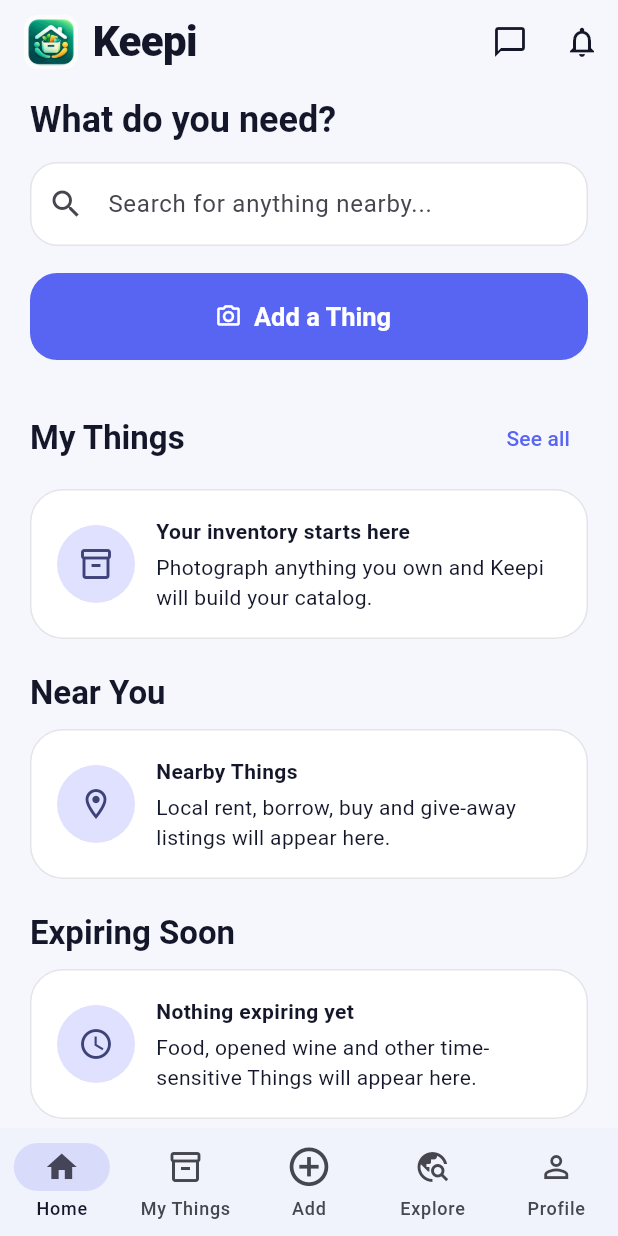
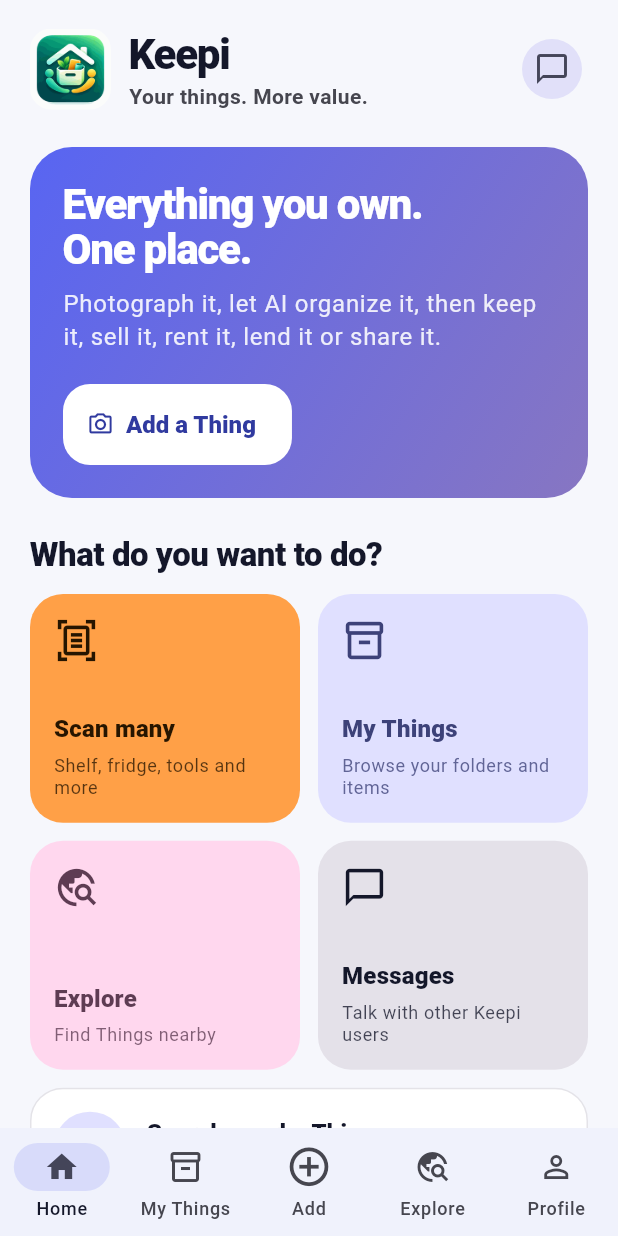
Before and after one commit to mikron30/Keepi, a Flutter app: the screen it shows once a user with an empty profile is signed in, on a phone screen of 412 x 824 dp. Run offline on Flutter 3.47's test engine with Material 3 defaults, Android fonts, the phone set to English and light mode, and no system bars; our stand-ins replace cloud_firestore, firebase_ai, firebase_auth, firebase_core, firebase_storage, flutter_riverpod and 5 more; missing offline and left inert: firebase_app_check; accounts and stored records are empty.

Commit message:
Redesign Home as an actionable Keepi landing page

```diff
--- a/lib/features/home/presentation/home_screen.dart
+++ b/lib/features/home/presentation/home_screen.dart
@@ -6,104 +6,165 @@ class HomeScreen extends StatelessWidget {
 
   @override
   Widget build(BuildContext context) {
+    final scheme = Theme.of(context).colorScheme;
+
     return Scaffold(
-      appBar: AppBar(
-        title: Row(
-          mainAxisSize: MainAxisSize.min,
+      body: SafeArea(
+        child: ListView(
+          padding: const EdgeInsets.fromLTRB(20, 18, 20, 30),
+          children: [
+            Row(
               children: [
                 ClipRRect(
-              borderRadius: BorderRadius.circular(9),
+                  borderRadius: BorderRadius.circular(14),
                   child: Image.asset(
                     'assets/images/keepi_icon.png',
-                width: 36,
-                height: 36,
+                    width: 54,
+                    height: 54,
                     fit: BoxFit.cover,
                   ),
                 ),
-            const SizedBox(width: 10),
-            const Text(
+                const SizedBox(width: 12),
+                Expanded(
+                  child: Column(
+                    crossAxisAlignment: CrossAxisAlignment.start,
+                    children: [
+                      Text(
                         'Keepi',
-              style: TextStyle(fontWeight: FontWeight.w800, fontSize: 28),
+                        style: Theme.of(context).textTheme.headlineMedium?.copyWith(
+                              fontWeight: FontWeight.w900,
+                              letterSpacing: -0.8,
+                            ),
+                      ),
+                      Text(
+                        'Your things. More value.',
+                        style: Theme.of(context).textTheme.bodyMedium?.copyWith(
+                              color: scheme.onSurfaceVariant,
+                              fontWeight: FontWeight.w600,
+                            ),
                       ),
                     ],
                   ),
-        actions: [
-          IconButton(
+                ),
+                IconButton.filledTonal(
                   tooltip: 'Messages',
                   onPressed: () => context.push('/messages'),
                   icon: const Icon(Icons.chat_bubble_outline),
                 ),
-          IconButton(
-            tooltip: 'Notifications',
-            onPressed: () {},
-            icon: const Icon(Icons.notifications_none),
+              ],
+            ),
+            const SizedBox(height: 24),
+            Container(
+              padding: const EdgeInsets.fromLTRB(22, 24, 22, 22),
+              decoration: BoxDecoration(
+                borderRadius: BorderRadius.circular(28),
+                gradient: LinearGradient(
+                  colors: [
+                    scheme.primary,
+                    Color.lerp(scheme.primary, scheme.secondary, 0.28)!,
+                  ],
+                  begin: Alignment.topLeft,
+                  end: Alignment.bottomRight,
+                ),
+              ),
+              child: Column(
+                crossAxisAlignment: CrossAxisAlignment.start,
+                children: [
+                  Text(
+                    'Everything you own.\nOne place.',
+                    style: Theme.of(context).textTheme.headlineMedium?.copyWith(
+                          color: scheme.onPrimary,
+                          fontWeight: FontWeight.w900,
+                          height: 1.06,
+                          letterSpacing: -0.8,
+                        ),
+                  ),
+                  const SizedBox(height: 10),
+                  Text(
+                    'Photograph it, let AI organize it, then keep it, sell it, '
+                    'rent it, lend it or share it.',
+                    style: Theme.of(context).textTheme.bodyLarge?.copyWith(
+                          color: scheme.onPrimary.withValues(alpha: 0.88),
+                          height: 1.35,
+                        ),
+                  ),
+                  const SizedBox(height: 20),
+                  FilledButton.icon(
+                    onPressed: () => context.go('/add'),
+                    style: FilledButton.styleFrom(
+                      backgroundColor: Colors.white,
+                      foregroundColor: const Color(0xFF303A9F),
+                    ),
+                    icon: const Icon(Icons.camera_alt_outlined),
+                    label: const Text('Add a Thing'),
                   ),
                 ],
               ),
-      body: SafeArea(
-        child: ListView(
-          padding: const EdgeInsets.fromLTRB(20, 8, 20, 32),
-          children: [
+            ),
+            const SizedBox(height: 24),
             Text(
-              'What do you need?',
-              style: Theme.of(context).textTheme.headlineSmall?.copyWith(
-                    fontWeight: FontWeight.w700,
+              'What do you want to do?',
+              style: Theme.of(context).textTheme.titleLarge?.copyWith(
+                    fontWeight: FontWeight.w900,
+                    letterSpacing: -0.3,
                   ),
             ),
             const SizedBox(height: 12),
-            TextField(
-              readOnly: true,
-              onTap: () => context.go('/explore'),
-              decoration: const InputDecoration(
-                hintText: 'Search for anything nearby...',
-                prefixIcon: Icon(Icons.search),
+            GridView.count(
+              crossAxisCount: 2,
+              shrinkWrap: true,
+              physics: const NeverScrollableScrollPhysics(),
+              mainAxisSpacing: 12,
+              crossAxisSpacing: 12,
+              childAspectRatio: 1.18,
+              children: [
+                _LandingAction(
+                  icon: Icons.document_scanner_outlined,
+                  title: 'Scan many',
+                  subtitle: 'Shelf, fridge, tools and more',
+                  color: scheme.secondary,
+                  foreground: scheme.onSecondary,
+                  onTap: () => context.push('/scan'),
                 ),
-            ),
-            const SizedBox(height: 18),
-            FilledButton.icon(
-              onPressed: () => context.go('/add'),
-              style: FilledButton.styleFrom(
-                minimumSize: const Size.fromHeight(58),
-                shape: RoundedRectangleBorder(
-                  borderRadius: BorderRadius.circular(18),
-                ),
-              ),
-              icon: const Icon(Icons.camera_alt_outlined),
-              label: const Text(
-                'Add a Thing',
-                style: TextStyle(fontSize: 17, fontWeight: FontWeight.w700),
-              ),
-            ),
-            const SizedBox(height: 28),
-            _SectionHeader(
+                _LandingAction(
+                  icon: Icons.inventory_2_outlined,
                   title: 'My Things',
+                  subtitle: 'Browse your folders and items',
+                  color: scheme.primaryContainer,
+                  foreground: scheme.onPrimaryContainer,
                   onTap: () => context.go('/things'),
                 ),
-            const _InfoCard(
-              icon: Icons.inventory_2_outlined,
-              title: 'Your inventory starts here',
-              subtitle: 'Photograph anything you own and Keepi will build your catalog.',
+                _LandingAction(
+                  icon: Icons.travel_explore_outlined,
+                  title: 'Explore',
+                  subtitle: 'Find Things nearby',
+                  color: scheme.tertiaryContainer,
+                  foreground: scheme.onTertiaryContainer,
+                  onTap: () => context.go('/explore'),
                 ),
-            const SizedBox(height: 22),
-            const _SectionHeader(title: 'Near You'),
-            const _InfoCard(
-              icon: Icons.location_on_outlined,
-              title: 'Nearby Things',
-              subtitle: 'Local rent, borrow, buy and give-away listings will appear here.',
+                _LandingAction(
+                  icon: Icons.chat_bubble_outline,
+                  title: 'Messages',
+                  subtitle: 'Talk with other Keepi users',
+                  color: scheme.surfaceContainerHighest,
+                  foreground: scheme.onSurface,
+                  onTap: () => context.push('/messages'),
                 ),
-            const SizedBox(height: 22),
-            const _SectionHeader(title: 'Expiring Soon'),
-            const _InfoCard(
-              icon: Icons.schedule_outlined,
-              title: 'Nothing expiring yet',
-              subtitle: 'Food, opened wine and other time-sensitive Things will appear here.',
+              ],
             ),
-            const SizedBox(height: 22),
-            const _SectionHeader(title: 'People Need Nearby'),
-            const _InfoCard(
-              icon: Icons.handshake_outlined,
-              title: 'Need requests',
-              subtitle: 'Requests from people nearby will be matched with Things you own.',
+            const SizedBox(height: 12),
+            _WideLandingButton(
+              icon: Icons.search,
+              title: 'Search nearby Things',
+              subtitle: 'Buy, rent, borrow, exchange or find free items',
+              onTap: () => context.go('/explore'),
+            ),
+            const SizedBox(height: 12),
+            _WideLandingButton(
+              icon: Icons.person_outline,
+              title: 'Profile & locations',
+              subtitle: 'Phone, home location, current location and settings',
+              onTap: () => context.go('/profile'),
             ),
           ],
         ),
@@ -112,60 +173,92 @@ class HomeScreen extends StatelessWidget {
   }
 }
 
-class _SectionHeader extends StatelessWidget {
-  const _SectionHeader({
+class _LandingAction extends StatelessWidget {
+  const _LandingAction({
+    required this.icon,
     required this.title,
-    this.onTap,
+    required this.subtitle,
+    required this.color,
+    required this.foreground,
+    required this.onTap,
   });
 
+  final IconData icon;
   final String title;
-  final VoidCallback? onTap;
+  final String subtitle;
+  final Color color;
+  final Color foreground;
+  final VoidCallback onTap;
 
   @override
   Widget build(BuildContext context) {
-    return Padding(
-      padding: const EdgeInsets.only(bottom: 10),
-      child: Row(
+    return Material(
+      color: color,
+      borderRadius: BorderRadius.circular(22),
+      clipBehavior: Clip.antiAlias,
+      child: InkWell(
+        onTap: onTap,
+        child: Padding(
+          padding: const EdgeInsets.all(16),
+          child: Column(
+            crossAxisAlignment: CrossAxisAlignment.start,
             children: [
-          Expanded(
-            child: Text(
+              Icon(icon, color: foreground, size: 30),
+              const Spacer(),
+              Text(
                 title,
-              style: Theme.of(context).textTheme.titleLarge?.copyWith(
-                    fontWeight: FontWeight.w700,
+                style: Theme.of(context).textTheme.titleMedium?.copyWith(
+                      color: foreground,
+                      fontWeight: FontWeight.w900,
                     ),
               ),
+              const SizedBox(height: 4),
+              Text(
+                subtitle,
+                maxLines: 2,
+                overflow: TextOverflow.ellipsis,
+                style: Theme.of(context).textTheme.bodySmall?.copyWith(
+                      color: foreground.withValues(alpha: 0.78),
+                      height: 1.25,
                     ),
-          if (onTap != null)
-            TextButton(
-              onPressed: onTap,
-              child: const Text('See all'),
               ),
             ],
+          ),
+        ),
       ),
     );
   }
 }
 
-class _InfoCard extends StatelessWidget {
-  const _InfoCard({
+class _WideLandingButton extends StatelessWidget {
+  const _WideLandingButton({
     required this.icon,
     required this.title,
     required this.subtitle,
+    required this.onTap,
   });
 
   final IconData icon;
   final String title;
   final String subtitle;
+  final VoidCallback onTap;
 
   @override
   Widget build(BuildContext context) {
     return Card(
+      child: InkWell(
+        borderRadius: BorderRadius.circular(22),
+        onTap: onTap,
         child: Padding(
-        padding: const EdgeInsets.all(18),
+          padding: const EdgeInsets.all(16),
           child: Row(
             children: [
               CircleAvatar(
-              radius: 26,
+                radius: 24,
+                backgroundColor:
+                    Theme.of(context).colorScheme.primaryContainer,
+                foregroundColor:
+                    Theme.of(context).colorScheme.onPrimaryContainer,
                 child: Icon(icon),
               ),
               const SizedBox(width: 14),
@@ -175,16 +268,26 @@ class _InfoCard extends StatelessWidget {
                   children: [
                     Text(
                       title,
-                    style: const TextStyle(fontWeight: FontWeight.w700),
+                      style: Theme.of(context).textTheme.titleMedium?.copyWith(
+                            fontWeight: FontWeight.w800,
                           ),
-                  const SizedBox(height: 4),
-                  Text(subtitle),
-                ],
+                    ),
+                    const SizedBox(height: 3),
+                    Text(
+                      subtitle,
+                      style: Theme.of(context).textTheme.bodySmall?.copyWith(
+                            color:
+                                Theme.of(context).colorScheme.onSurfaceVariant,
                           ),
                     ),
                   ],
                 ),
               ),
+              const Icon(Icons.arrow_forward_ios_rounded, size: 17),
+            ],
+          ),
+        ),
+      ),
     );
   }
 }
```
Lines whose indentation alone changed are shown as unchanged.
